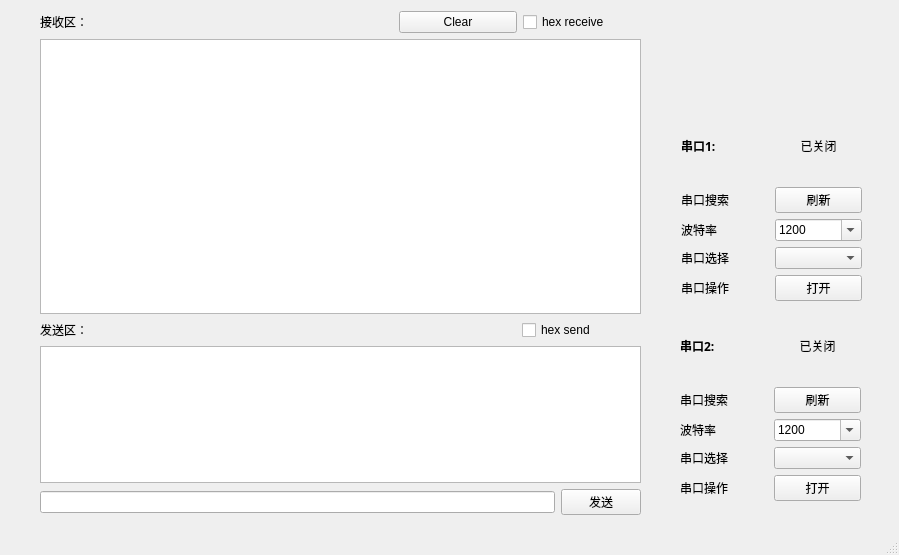
Qt form serial_main.ui (jwangtobeno1/Low_Freq_Prj) before a commit.
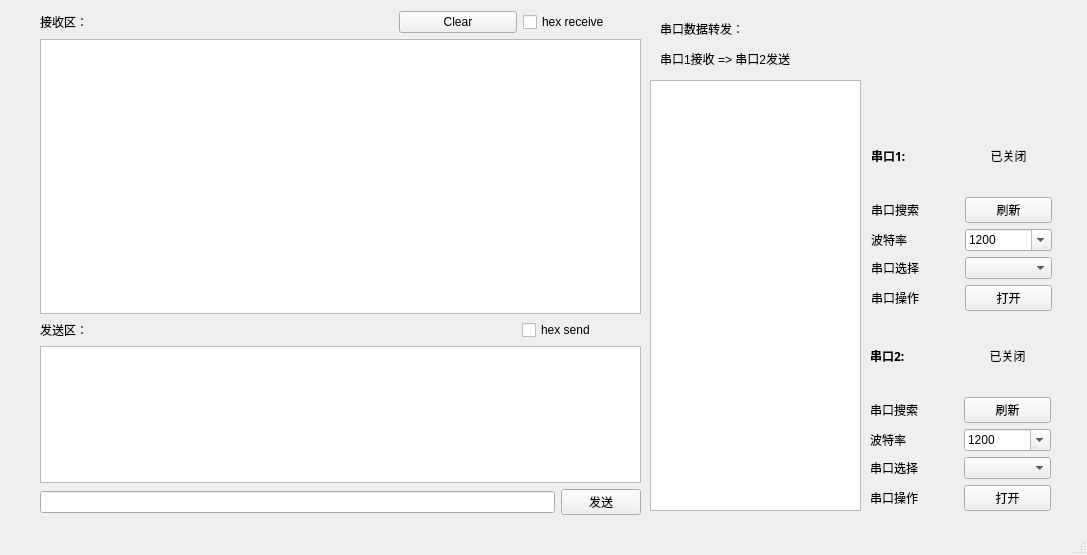
The same form after that commit. Icons and pictures are not drawn.

```diff
--- a/serial_main.ui
+++ b/serial_main.ui
@@ -6,7 +6,7 @@
    <rect>
     <x>0</x>
     <y>0</y>
-    <width>899</width>
+    <width>1087</width>
     <height>555</height>
    </rect>
   </property>
@@ -26,8 +26,8 @@
    <widget class="QLabel" name="label_7">
     <property name="geometry">
      <rect>
-      <x>710</x>
-      <y>10</y>
+      <x>900</x>
+      <y>20</y>
       <width>101</width>
       <height>91</height>
      </rect>
@@ -136,11 +136,11 @@
      </item>
     </layout>
    </widget>
-   <widget class="QWidget" name="">
+   <widget class="QWidget" name="layoutWidget">
     <property name="geometry">
      <rect>
-      <x>681</x>
-      <y>110</y>
+      <x>871</x>
+      <y>120</y>
       <width>181</width>
       <height>191</height>
      </rect>
@@ -295,11 +295,11 @@
      </item>
     </layout>
    </widget>
-   <widget class="QWidget" name="">
+   <widget class="QWidget" name="layoutWidget">
     <property name="geometry">
      <rect>
-      <x>680</x>
-      <y>310</y>
+      <x>870</x>
+      <y>320</y>
       <width>181</width>
       <height>191</height>
      </rect>
@@ -454,6 +454,45 @@
      </item>
     </layout>
    </widget>
+   <widget class="QTextEdit" name="textEdit_serial2">
+    <property name="geometry">
+     <rect>
+      <x>650</x>
+      <y>80</y>
+      <width>211</width>
+      <height>431</height>
+     </rect>
+    </property>
+    <property name="readOnly">
+     <bool>true</bool>
+    </property>
+   </widget>
+   <widget class="QLabel" name="label_10">
+    <property name="geometry">
+     <rect>
+      <x>660</x>
+      <y>20</y>
+      <width>101</width>
+      <height>17</height>
+     </rect>
+    </property>
+    <property name="text">
+     <string>串口数据转发：</string>
+    </property>
+   </widget>
+   <widget class="QLabel" name="label_15">
+    <property name="geometry">
+     <rect>
+      <x>660</x>
+      <y>50</y>
+      <width>171</width>
+      <height>17</height>
+     </rect>
+    </property>
+    <property name="text">
+     <string>串口1接收 =&gt; 串口2发送</string>
+    </property>
+   </widget>
   </widget>
   <widget class="QStatusBar" name="statusBar">
    <property name="sizeGripEnabled">
```
